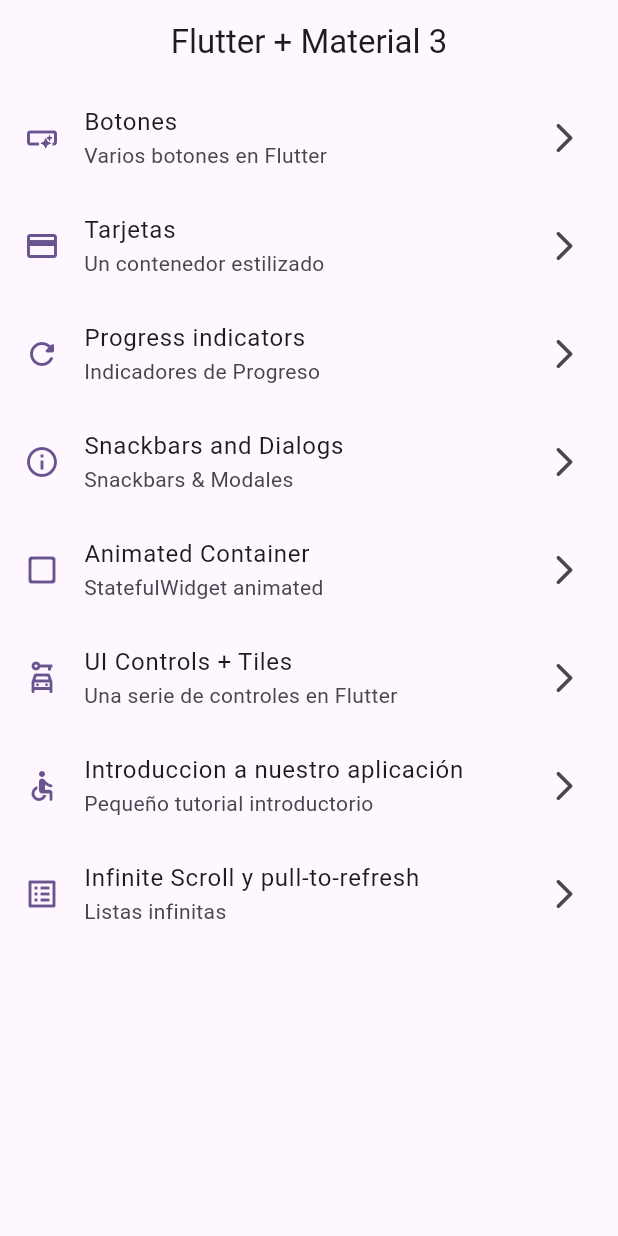
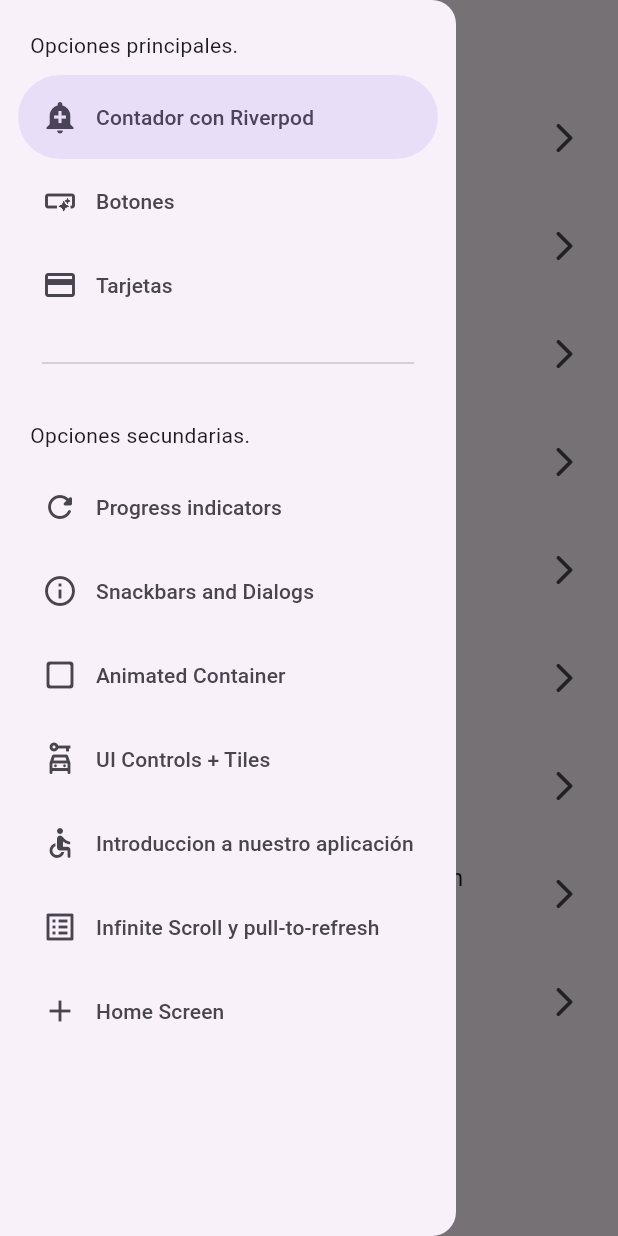
Before and after one commit to fernando1002971/widgets_app, a Flutter app: the screen it shows after launch, with the side drawer open (before the commit the screen has no drawer), on a phone screen of 412 x 824 dp. Run offline on Flutter 3.47's test engine with Material 2 defaults, Android fonts, the phone set to English and light mode, and no system bars; our stand-ins replace animate_do, flutter_riverpod, go_router.

Commit message:
Introduccion a Riverpod

```diff
--- a/lib/config/menu/menu_items.dart
+++ b/lib/config/menu/menu_items.dart
@@ -14,6 +14,12 @@ class MenuItem {
 }
 
 const appMenuItems = <MenuItem>[
+  MenuItem(
+      title: "Contador con Riverpod",
+      subtitle: "Contador",
+      link: "/counter",
+      icon: Icons.add_alert
+  ),
   MenuItem(
     title: "Botones",
     subtitle: "Varios botones en Flutter",
@@ -38,7 +44,6 @@ const appMenuItems = <MenuItem>[
     link: "/snackbars",
     icon: Icons.info_outline,
   ),
-
   MenuItem(
     title: "Animated Container",
     subtitle: "StatefulWidget animated",
@@ -51,16 +56,15 @@ const appMenuItems = <MenuItem>[
     link: "/ui-controls",
     icon: Icons.car_rental_outlined,
   ),
-    MenuItem(
+  MenuItem(
     title: "Introduccion a nuestro aplicación",
     subtitle: "Pequeño tutorial introductorio",
     link: "/tutorial",
     icon: Icons.accessible_rounded,
   ),
-    MenuItem(
-    title: "Infinite Scroll y pull-to-refresh",
-    subtitle: "Listas infinitas",
-    link: "/infinite",
-    icon: Icons.list_alt_outlined
-  ),
+  MenuItem(
+      title: "Infinite Scroll y pull-to-refresh",
+      subtitle: "Listas infinitas",
+      link: "/infinite",
+      icon: Icons.list_alt_outlined),
 ];
--- a/lib/config/router/app_router.dart
+++ b/lib/config/router/app_router.dart
@@ -50,6 +50,10 @@ final appRouter = GoRouter(
       path: '/infinite',
       builder: (context, state) => const InfiniteScrollScreen(),
     ),
-
+   GoRoute(
+      name:CounterScreen.name,
+      path: '/counter',
+      builder: (context, state) =>  CounterScreen(),
+    ),
   ],
 );
--- /dev/null
+++ b/lib/presentation/providers/counter_provider.dart
@@ -0,0 +1,3 @@
+import 'package:flutter_riverpod/flutter_riverpod.dart';
+
+final counterProvider = StateProvider((ref) => 1);
--- /dev/null
+++ b/lib/presentation/providers/theme_provider.dart
@@ -0,0 +1,3 @@
+import 'package:flutter_riverpod/flutter_riverpod.dart';
+
+final isDarkmodeProvider = StateProvider<bool>((ref) => false);
--- a/lib/presentation/screens/home/home_screen.dart
+++ b/lib/presentation/screens/home/home_screen.dart
@@ -1,6 +1,7 @@
 import 'package:flutter/material.dart';
 import 'package:go_router/go_router.dart';
 import 'package:widgets_app/config/menu/menu_items.dart';
+import 'package:widgets_app/presentation/widgets/side_menu.dart';
 
 class HomeScreen extends StatelessWidget {
   static const String name = "home_screen";
@@ -9,11 +10,14 @@ class HomeScreen extends StatelessWidget {
 
   @override
   Widget build(BuildContext context) {
+    final scaffoldKey= GlobalKey<ScaffoldState>();
     return Scaffold(
+      key: scaffoldKey ,
       appBar: AppBar(
         title: const Text("Flutter + Material 3"),
       ),
       body: const _HomeView(),
+      drawer: SideMenu(scaffoldKey: scaffoldKey,),
     );
   }
 }
--- a/lib/presentation/screens/screens.dart
+++ b/lib/presentation/screens/screens.dart
@@ -1,4 +1,5 @@
 //Anteriores
+
 export 'package:widgets_app/presentation/screens/home/home_screen.dart';
 export 'package:widgets_app/presentation/screens/buttons/buttons_screen.dart';
 export 'package:widgets_app/presentation/screens/cards/cards_screen.dart';
@@ -11,3 +12,4 @@ export 'package:widgets_app/presentation/screens/infinite_scroll/infinite_scroll
 export 'package:widgets_app/presentation/screens/progress/progress_screen.dart';
 export 'package:widgets_app/presentation/screens/snackbar/snackbar_screen.dart';
 export 'package:widgets_app/presentation/screens/ui_controls/ui_controls_screen.dart';
+export 'package:widgets_app/presentation/screens/counter/counter_screen.dart';
--- /dev/null
+++ b/lib/presentation/widgets/side_menu.dart
@@ -0,0 +1,56 @@
+import 'package:flutter/material.dart';
+import 'package:go_router/go_router.dart';
+import 'package:widgets_app/config/menu/menu_items.dart';
+
+class SideMenu extends StatefulWidget {
+  final GlobalKey<ScaffoldState> scaffoldKey;
+
+  const SideMenu({super.key, required this.scaffoldKey});
+
+  @override
+  State<SideMenu> createState() => _SideMenuState();
+}
+
+class _SideMenuState extends State<SideMenu> {
+  int navDrawerIndex = 0;
+
+  @override
+  Widget build(BuildContext context) {
+    final hasNotch = MediaQuery.of(context).viewPadding.top > 35;
+
+    return NavigationDrawer(
+        selectedIndex: navDrawerIndex,
+        onDestinationSelected: (value) {
+          setState(() {
+            navDrawerIndex = value;
+          });
+          final menuItem = appMenuItems[value];
+          context.push(menuItem.link);
+          widget.scaffoldKey.currentState?.closeDrawer();
+        },
+        children: [
+          Padding(
+              padding: EdgeInsets.fromLTRB(20, hasNotch ? 0 : 20, 16, 10),
+              child: const Text("Opciones principales.")),
+          ...appMenuItems
+              .sublist(0, 3)
+              .map((item) => NavigationDrawerDestination(
+                  icon: Icon(item.icon), label: Text(item.title)))
+              .toList(),
+          const Padding(
+            padding: EdgeInsets.fromLTRB(28, 16, 28, 10),
+            child: Divider(),
+          ),
+          Padding(
+              padding: EdgeInsets.fromLTRB(20, hasNotch ? 0 : 20, 16, 10),
+              child: const Text("Opciones secundarias.")),
+          ...appMenuItems
+              .sublist(3)
+              .map((item) => NavigationDrawerDestination(
+                  icon: Icon(item.icon), label: Text(item.title)))
+              .toList(),
+          const NavigationDrawerDestination(
+              icon: Icon(Icons.add), label: Text("Home Screen")),
+        ]);
+  }
+}
--- a/pubspec.yaml
+++ b/pubspec.yaml
@@ -10,6 +10,7 @@ dependencies:
   animate_do: ^3.0.2
   flutter:
     sdk: flutter
+  flutter_riverpod: ^2.3.6
   go_router: ^7.1.1
 
 dev_dependencies:
```
Also changed, not shown: lib/main.dart (+6 -6 lines), lib/presentation/screens/counter/counter_screen.dart (added, +41 -0 lines), pubspec.lock.
